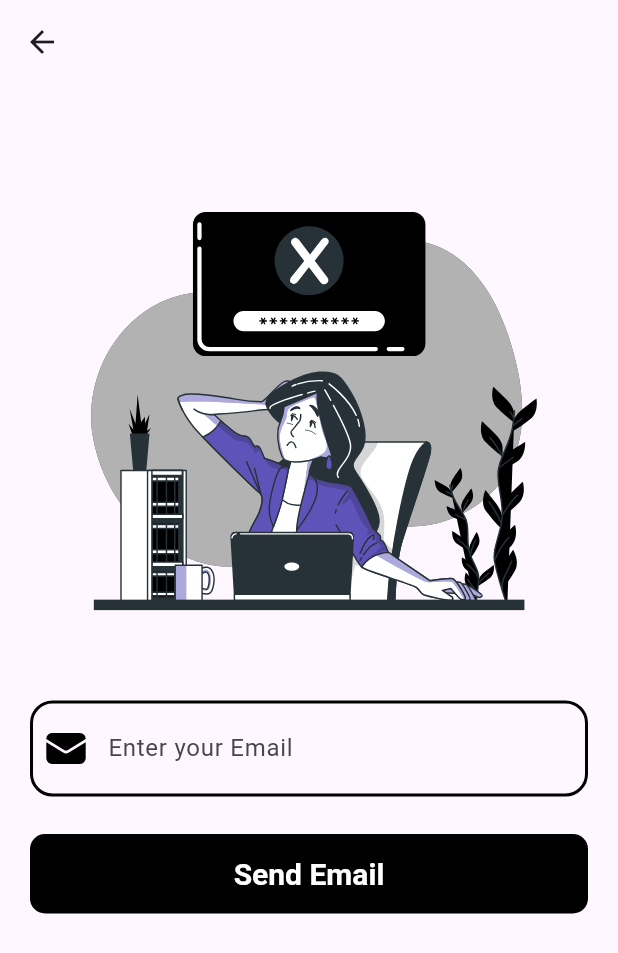
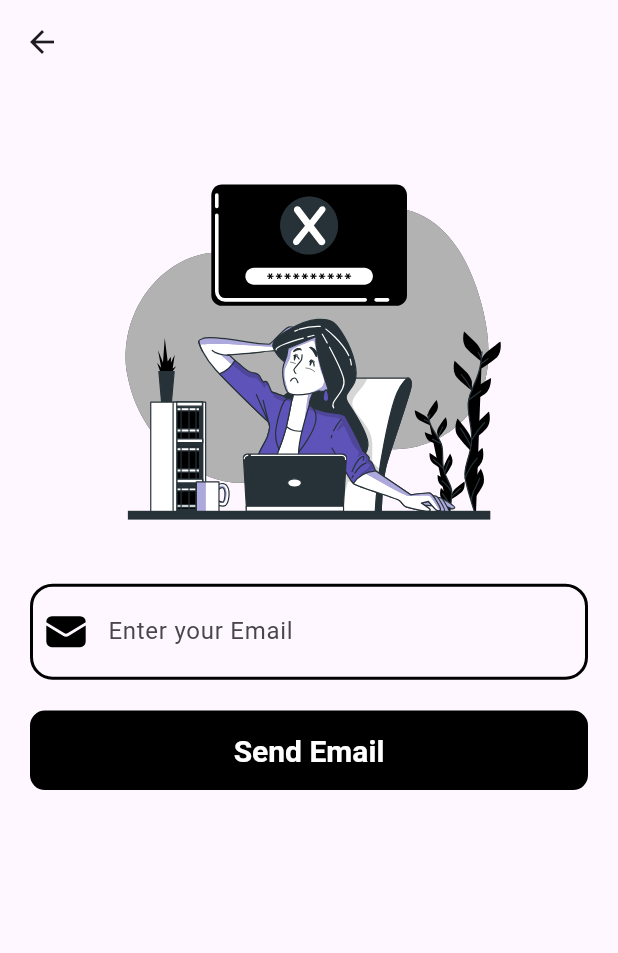
Before and after one commit to EslamHany2002/Rickman, a Flutter app: the Forgit screen opened directly, on a phone screen of 412 x 824 dp. Shown: the top 953 px of the screen. Run offline on Flutter 3.47's test engine with Material 3 defaults, Android fonts, the phone set to English and light mode, and no system bars; our stand-ins replace animated_splash_screen, dropdown_button2, flashy_tab_bar2, flutter_rating_bar, flutter_svg, font_awesome_flutter and 4 more; missing offline and left inert: flutter_rounded_date_picker; project files that could hold a hidden picture were left out.

Commit message:
add some media query

```diff
--- a/lib/presentation/UI/Forgit Password/Forgit.dart
+++ b/lib/presentation/UI/Forgit Password/Forgit.dart
@@ -13,17 +13,19 @@ class Forgit extends StatefulWidget {
 class _ForgitState extends State<Forgit> {
   @override
   Widget build(BuildContext context) {
+    var size = MediaQuery.of(context).size;
     return Scaffold(
-      appBar: AppBar(
-        leading: InkWell(onTap: (){Navigator.pushReplacement(context, MaterialPageRoute(builder: (_) => Login()));}, child: Icon(Icons.arrow_back)),
-      ),
+      appBar: AppBar(),
       body: SingleChildScrollView(
         physics: const BouncingScrollPhysics(),
         child: Padding(
           padding: const EdgeInsets.all(20.0),
           child: Column(
             children: [
-              SvgPicture.asset("Assets/SVG/Forgot password-bro 1.svg"),
+              Container(
+                width: size.width,
+                  height: size.height * 0.380,
+                  child: SvgPicture.asset("Assets/SVG/Forgot password-bro 1.svg")),
               Form(
                   child: Column(
                 children: [
@@ -32,7 +34,7 @@ class _ForgitState extends State<Forgit> {
                     icon: HeroIcons.envelope,
                     validator: emailValidation,
                   ),
-                  const SizedBox(height:25,),
+                   SizedBox(height: size.height * 0.025),
                   ElevatedButton(
                       style: ButtonStyle(
                         foregroundColor: MaterialStateProperty.all(Colors.white),
```
